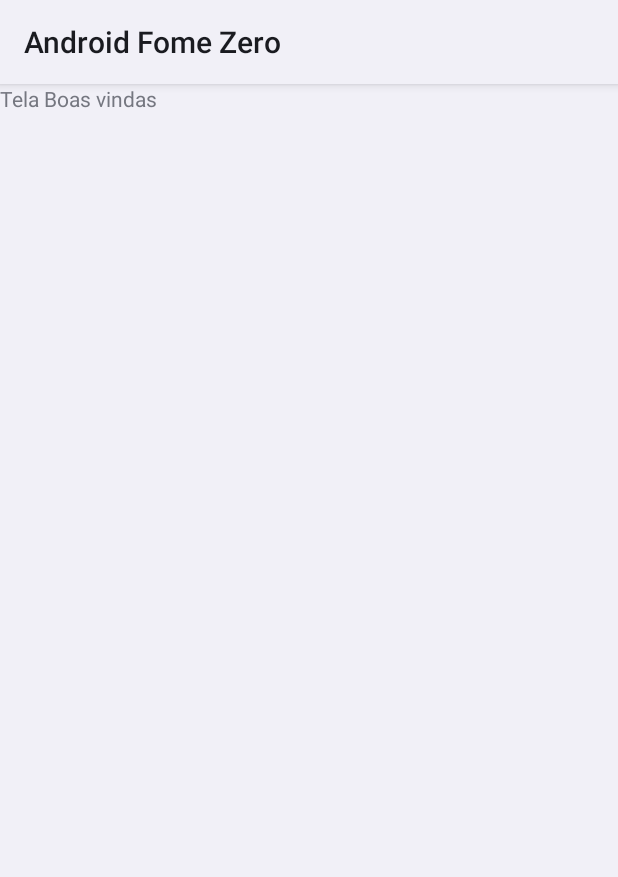
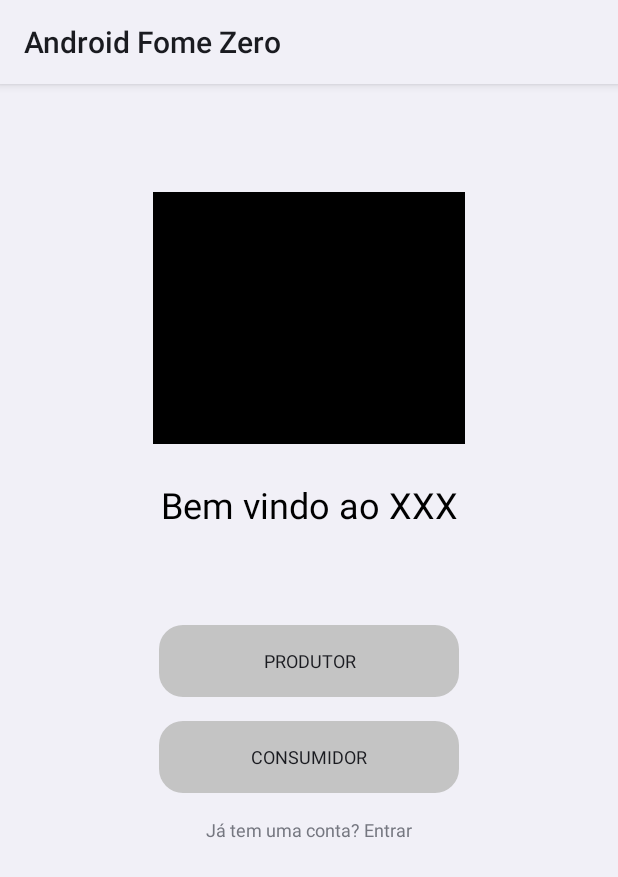
Before and after one commit to iOasys-G5-Fome-Zero/fome-zero-android, an Android app: the layout fragment_welcome.xml on its own in the app's theme, with its tools: preview values and no code run, on a phone screen of 412 x 824 dp. Shown: the top 877 px of the screen. Run offline under Robolectric (Android 15) with nearby library versions, the phone set to English and light mode, and no system bars.

Commit message:
welcome home layout started

```diff
--- a/app/src/main/java/com/powerhungers/fomezero/base_app/WelcomeFragment.kt
+++ b/app/src/main/java/com/powerhungers/fomezero/base_app/WelcomeFragment.kt
@@ -10,6 +10,7 @@ import com.powerhungers.fomezero.databinding.FragmentWelcomeBinding
 class WelcomeFragment : Fragment() {
 
     private val binding by lazy { FragmentWelcomeBinding.inflate(layoutInflater) }
+
     override fun onCreateView(
         inflater: LayoutInflater,
         container: ViewGroup?,
--- /dev/null
+++ b/app/src/main/res/drawable/button_background.xml
@@ -0,0 +1,6 @@
+<?xml version="1.0" encoding="utf-8"?>
+<shape xmlns:android="http://schemas.android.com/apk/res/android"
+    android:shape="rectangle">
+    <solid android:color="#FFC4C4C4" />
+    <corners android:radius="16dp" />
+</shape>
--- a/app/src/main/res/layout/fragment_welcome.xml
+++ b/app/src/main/res/layout/fragment_welcome.xml
@@ -1,13 +1,71 @@
 <?xml version="1.0" encoding="utf-8"?>
-<FrameLayout xmlns:android="http://schemas.android.com/apk/res/android"
+
+<androidx.constraintlayout.widget.ConstraintLayout xmlns:android="http://schemas.android.com/apk/res/android"
+    xmlns:app="http://schemas.android.com/apk/res-auto"
     xmlns:tools="http://schemas.android.com/tools"
     android:layout_width="match_parent"
     android:layout_height="match_parent"
     tools:context=".base_app.WelcomeFragment">
 
-    <TextView
-        android:layout_width="match_parent"
-        android:layout_height="match_parent"
-        android:text="Tela Boas vindas " />
+    <androidx.appcompat.widget.AppCompatImageView
+        android:id="@+id/img_logo"
+        android:layout_width="208dp"
+        android:layout_height="168dp"
+        android:layout_marginTop="72dp"
+        android:background="@color/black"
+        app:layout_constraintEnd_toEndOf="parent"
+        app:layout_constraintStart_toStartOf="parent"
+        app:layout_constraintTop_toTopOf="parent" />
 
-</FrameLayout>
+    <androidx.appcompat.widget.AppCompatTextView
+        android:id="@+id/txt_welcome"
+        android:layout_width="wrap_content"
+        android:layout_height="wrap_content"
+        android:layout_marginTop="24dp"
+        android:text="Bem vindo ao XXX"
+        android:textColor="@color/black"
+        android:textSize="24sp"
+        app:layout_constraintEnd_toEndOf="parent"
+        app:layout_constraintStart_toStartOf="parent"
+        app:layout_constraintTop_toBottomOf="@id/img_logo" />
+
+    <androidx.appcompat.widget.AppCompatButton
+        android:id="@+id/btn_producer"
+        android:layout_width="200dp"
+        android:layout_height="48dp"
+        android:layout_marginTop="64dp"
+        android:background="@drawable/button_background"
+        android:gravity="center"
+        android:text="@string/producer"
+        android:textAllCaps="true"
+        android:textSize="12sp"
+        app:layout_constraintEnd_toEndOf="parent"
+        app:layout_constraintStart_toStartOf="parent"
+        app:layout_constraintTop_toBottomOf="@+id/txt_welcome" />
+
+    <androidx.appcompat.widget.AppCompatButton
+        android:id="@+id/btn_consumer"
+        android:layout_width="200dp"
+        android:layout_height="48dp"
+        android:layout_marginTop="16dp"
+        android:background="@drawable/button_background"
+        android:gravity="center"
+        android:text="@string/consumer"
+        android:textAllCaps="true"
+        android:textSize="12sp"
+        app:layout_constraintEnd_toEndOf="parent"
+        app:layout_constraintStart_toStartOf="parent"
+        app:layout_constraintTop_toBottomOf="@+id/btn_producer" />
+
+    <androidx.appcompat.widget.AppCompatTextView
+        android:layout_width="wrap_content"
+        android:layout_height="wrap_content"
+        android:layout_marginTop="16dp"
+        android:text="Já tem uma conta? Entrar"
+        android:textSize="12sp"
+        app:layout_constraintEnd_toEndOf="parent"
+        app:layout_constraintStart_toStartOf="parent"
+        app:layout_constraintTop_toBottomOf="@+id/btn_consumer"
+        />
+
+</androidx.constraintlayout.widget.ConstraintLayout>
--- a/app/src/main/res/values/strings.xml
+++ b/app/src/main/res/values/strings.xml
@@ -1,5 +1,6 @@
 <resources>
     <string name="app_name">Android Fome Zero</string>
-    <!-- TODO: Remove or change this placeholder text -->
     <string name="hello_blank_fragment">Hello blank fragment</string>
+    <string name="consumer">Consumidor</string>
+    <string name="producer">Produtor</string>
 </resources>
```
